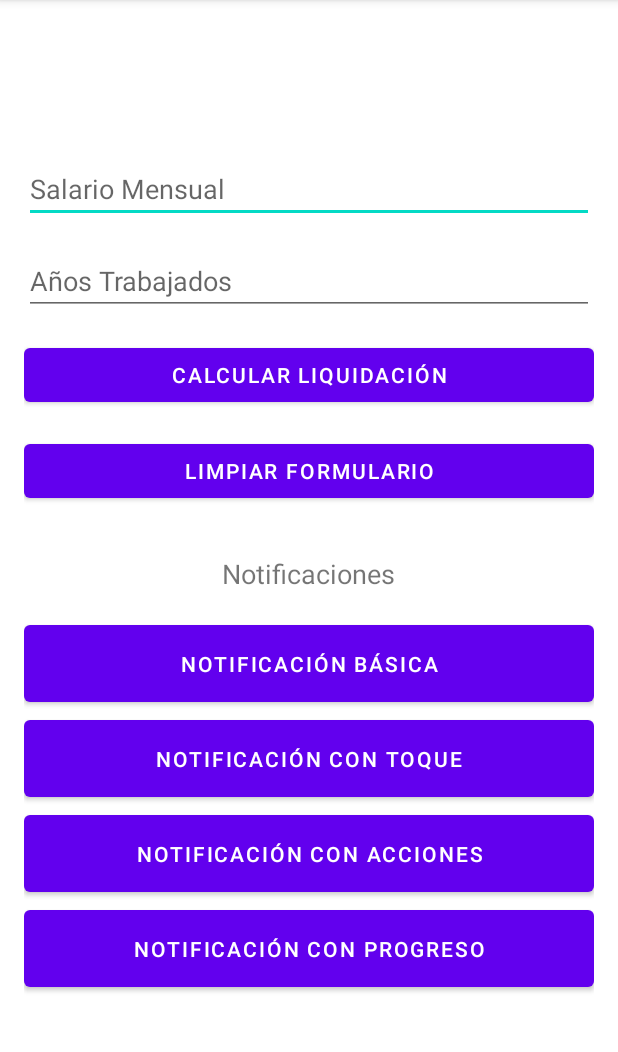
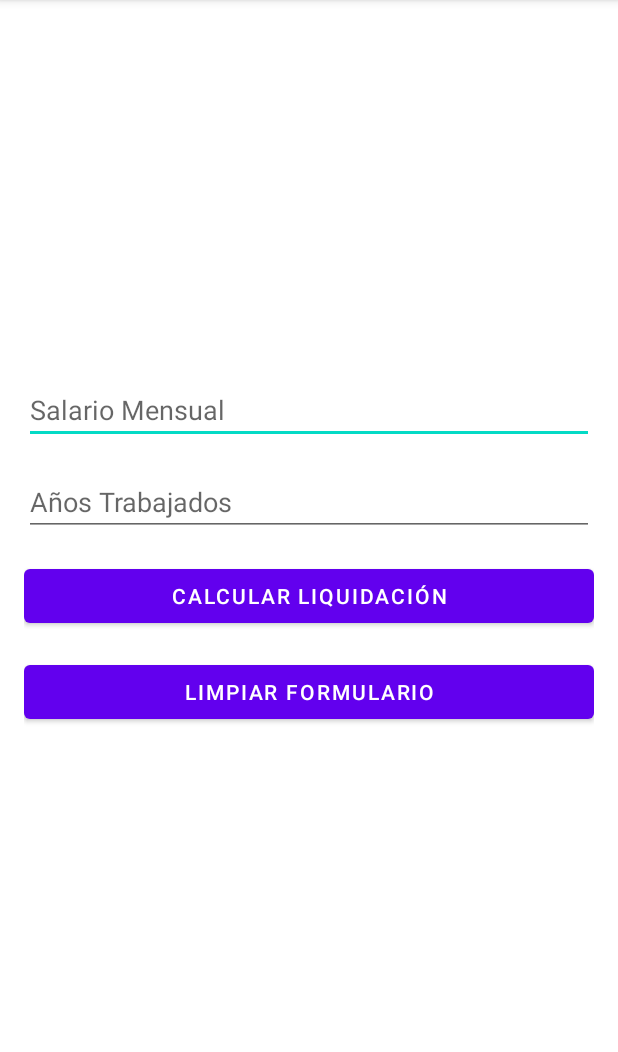
Before and after one commit to dannydanzka/asesoramiento, an Android app: the screen it shows after launch (MainActivity), on a phone screen of 412 x 824 dp, the part 84-1136 px from its top. Run offline under Robolectric (Android 15) with nearby library versions, the phone set to English and light mode, and no system bars.

Commit message:
third commit

```diff
--- a/app/src/main/AndroidManifest.xml
+++ b/app/src/main/AndroidManifest.xml
@@ -27,6 +27,6 @@
         <!-- Declaración de AsesoramientoActivity -->
         <activity android:name=".AsesoramientoActivity" android:exported="false" />
 
+        <receiver android:name=".NotificationActionReceiver" />
     </application>
-
 </manifest>
--- a/app/src/main/java/com/roberto/asesoramiento/MainActivity.kt
+++ b/app/src/main/java/com/roberto/asesoramiento/MainActivity.kt
@@ -1,3 +1,4 @@
+// MainActivity.kt
 package com.roberto.asesoramiento
 
 import android.Manifest
@@ -27,6 +28,9 @@ class MainActivity : AppCompatActivity() {
         salarioEditText = findViewById(R.id.salario)
         antiguedadEditText = findViewById(R.id.antiguedad)
 
+        // Crear canal de notificación
+        NotificationHelper.createNotificationChannel(this)
+
         // Verificar permisos de notificaciones para Android 13+
         checkNotificationPermission()
 
@@ -38,6 +42,10 @@ class MainActivity : AppCompatActivity() {
                 val antiguedad = antiguedadEditText.text.toString().toInt()
                 val liquidacion = calcularLiquidacion(salario, antiguedad)
 
+                // Mostrar notificación básica con los resultados
+                NotificationHelper.mostrarNotificacionResultados(this, salario, antiguedad, liquidacion)
+
+                // Enviar a la pantalla de resultados
                 val intent = Intent(this, ResultadoActivity::class.java)
                 intent.putExtra("salario", salario)
                 intent.putExtra("antiguedad", antiguedad)
@@ -53,12 +61,6 @@ class MainActivity : AppCompatActivity() {
         limpiarButton.setOnClickListener {
             limpiarFormulario()
         }
-
-        // Crear canal de notificación
-        NotificationHelper.createNotificationChannel(this)
-
-        // Configurar los botones para disparar diferentes tipos de notificaciones
-        configurarBotonesDeNotificacion()
     }
 
     // Función para limpiar el formulario
@@ -73,32 +75,6 @@ class MainActivity : AppCompatActivity() {
 
     private fun calcularLiquidacion(salario: Double, antiguedad: Int): Double {
         return salario * antiguedad * 0.5 // Fórmula simplificada para el cálculo de liquidación
-    }
-
-    private fun configurarBotonesDeNotificacion() {
-        // Botón para notificación básica
-        val btnNotificacionBasica = findViewById<Button>(R.id.btnNotificacionBasica)
-        btnNotificacionBasica.setOnClickListener {
-            NotificationHelper.mostrarNotificacionBasica(this)
-        }
-
-        // Botón para notificación con toque
-        val btnNotificacionToque = findViewById<Button>(R.id.btnNotificacionToque)
-        btnNotificacionToque.setOnClickListener {
-            NotificationHelper.mostrarNotificacionConToque(this)
-        }
-
-        // Botón para notificación con botones de acción
-        val btnNotificacionAccion = findViewById<Button>(R.id.btnNotificacionAccion)
-        btnNotificacionAccion.setOnClickListener {
-            NotificationHelper.mostrarNotificacionConBotones(this)
-        }
-
-        // Botón para notificación con barra de progreso
-        val btnNotificacionProgreso = findViewById<Button>(R.id.btnNotificacionProgreso)
-        btnNotificacionProgreso.setOnClickListener {
-            NotificationHelper.mostrarNotificacionConProgreso(this)
-        }
     }
 
     // Función para verificar si el permiso para notificaciones está concedido (Android 13+)
@@ -127,4 +103,18 @@ class MainActivity : AppCompatActivity() {
     private fun areNotificationsEnabled(): Boolean {
         return NotificationManagerCompat.from(this).areNotificationsEnabled()
     }
+
+    // Opcional: Manejar el resultado de la solicitud de permisos
+    override fun onRequestPermissionsResult(
+        requestCode: Int, permissions: Array<out String>, grantResults: IntArray
+    ) {
+        super.onRequestPermissionsResult(requestCode, permissions, grantResults)
+        if (requestCode == NOTIFICATION_PERMISSION_REQUEST_CODE) {
+            if (grantResults.isNotEmpty() && grantResults[0] == PackageManager.PERMISSION_GRANTED) {
+                Toast.makeText(this, "Permiso de notificaciones concedido", Toast.LENGTH_SHORT).show()
+            } else {
+                Toast.makeText(this, "Permiso de notificaciones denegado", Toast.LENGTH_SHORT).show()
+            }
+        }
+    }
 }
--- a/app/src/main/res/layout/activity_main.xml
+++ b/app/src/main/res/layout/activity_main.xml
@@ -37,41 +37,4 @@
         android:text="Limpiar Formulario"
         android:layout_marginBottom="32dp" />
 
-    <!-- Título para las notificaciones -->
-    <TextView
-        android:layout_width="wrap_content"
-        android:layout_height="wrap_content"
-        android:text="Notificaciones"
-        android:textSize="18sp"
-        android:paddingBottom="16dp" />
-
-    <!-- Botones de notificaciones con más espacio -->
-    <Button
-        android:id="@+id/btnNotificacionBasica"
-        android:layout_width="match_parent"
-        android:layout_height="wrap_content"
-        android:text="Notificación Básica"
-        android:padding="16dp" />
-
-    <Button
-        android:id="@+id/btnNotificacionToque"
-        android:layout_width="match_parent"
-        android:layout_height="wrap_content"
-        android:text="Notificación con Toque"
-        android:padding="16dp" />
-
-    <Button
-        android:id="@+id/btnNotificacionAccion"
-        android:layout_width="match_parent"
-        android:layout_height="wrap_content"
-        android:text="Notificación con Acciones"
-        android:padding="16dp" />
-
-    <Button
-        android:id="@+id/btnNotificacionProgreso"
-        android:layout_width="match_parent"
-        android:layout_height="wrap_content"
-        android:text="Notificación con Progreso"
-        android:padding="16dp" />
-
 </LinearLayout>
```
Also changed, not shown: app/src/main/java/com/roberto/asesoramiento/AsesoramientoActivity.kt (+20 -4 lines), app/src/main/java/com/roberto/asesoramiento/NotificationActionReceiver.kt (added, +39 -0 lines), app/src/main/java/com/roberto/asesoramiento/NotificationHelper.kt (+90 -58 lines), app/src/main/java/com/roberto/asesoramiento/ResultadoActivity.kt (+11 -52 lines), app/src/main/res/layout/activity_asesoramiento.xml (+6 -5 lines), app/src/main/res/values/colors.xml (line endings or trailing spaces).
